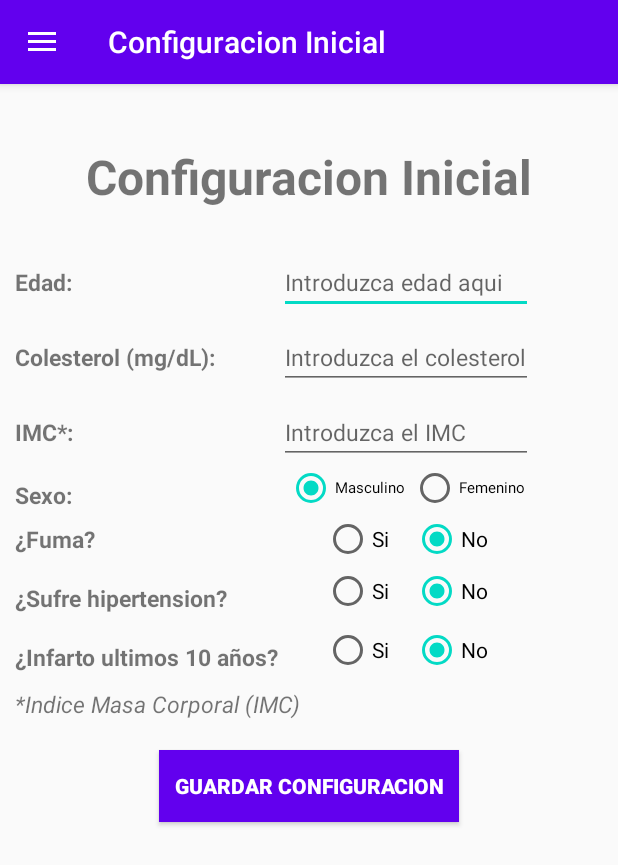
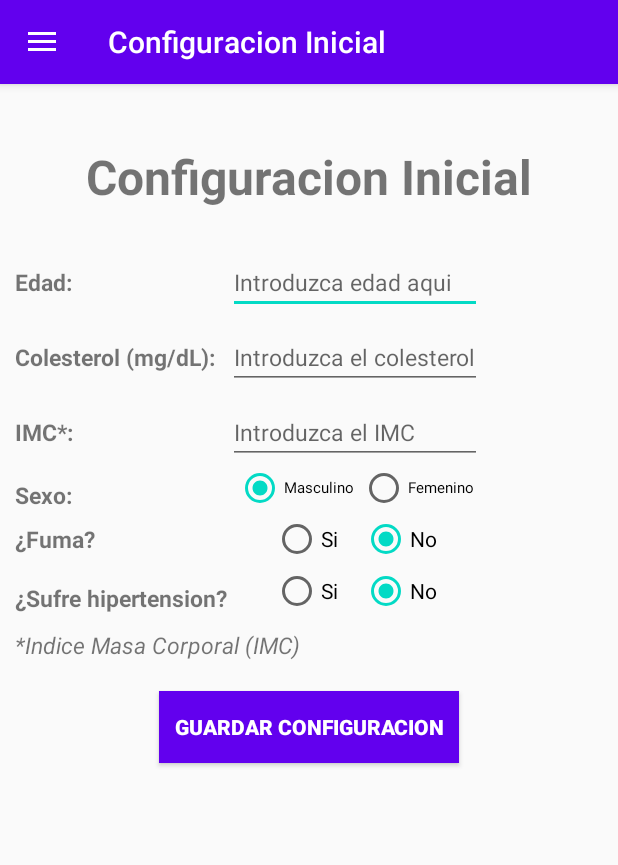
Before and after one commit to manuelmf97/GeocardioBand, an Android app: the screen it shows after launch (MainActivity), in the side drawer, after a tap on "Configuracion Inicial", on a phone screen of 412 x 824 dp. Shown: the top 865 px of the screen. Run offline under Robolectric (Android 15) with nearby library versions, the phone set to English and light mode, and no system bars; our stand-ins replace Room's generated code, navigation-ui; 2 statements that could not run were skipped.

Commit message:
Removing CHD and Adding Pop Up Manuel

```diff
--- a/app/build.gradle
+++ b/app/build.gradle
@@ -18,6 +18,10 @@ android {
             annotationProcessorOptions {
                 arguments = ["room.schemaLocation":"$projectDir/schemas".toString()]
             }
+        }
+
+        lintOptions {
+            abortOnError false
         }
 
     }
@@ -43,6 +47,7 @@ dependencies {
     implementation 'androidx.lifecycle:lifecycle-extensions:2.2.0'
     implementation "androidx.recyclerview:recyclerview:1.1.0"
     implementation "androidx.recyclerview:recyclerview-selection:1.1.0-rc01"
+    implementation 'com.android.support:cardview-v7:28.0.0'
     testImplementation 'junit:junit:4.12'
     androidTestImplementation 'androidx.test.ext:junit:1.1.1'
     androidTestImplementation 'androidx.test.espresso:espresso-core:3.2.0'
--- a/app/src/main/java/com/example/geocardioband/MainActivity.java
+++ b/app/src/main/java/com/example/geocardioband/MainActivity.java
@@ -20,13 +20,17 @@ public class MainActivity extends AppCompatActivity {
     @Override
     protected void onCreate(Bundle savedInstanceState) {
         super.onCreate(savedInstanceState);
+        //muestra de la vista de la actividad principal que se encarga de cargar el fragment por defecto
         setContentView(R.layout.activity_main);
+        //barra de tareas
         Toolbar toolbar = findViewById(R.id.toolbar);
         setSupportActionBar(toolbar);
 
+        //barra laterar izquierda para navegar por los fragments
         DrawerLayout drawer = findViewById(R.id.drawer_layout);
         NavigationView navigationView = findViewById(R.id.nav_view);
 
+        //indicar que fragments vamos a usar
         mAppBarConfiguration = new AppBarConfiguration.Builder(
                 R.id.nav_prediction, R.id.nav_configuration, R.id.nav_historical)
                 .setDrawerLayout(drawer)
--- a/app/src/main/java/com/example/geocardioband/ui/historical/PredictionAdapter.java
+++ b/app/src/main/java/com/example/geocardioband/ui/historical/PredictionAdapter.java
@@ -14,9 +14,10 @@ import com.example.geocardioband.R;
 
 import java.util.ArrayList;
 
+//Adaptador para listar el historico de prediciones
 public class PredictionAdapter extends RecyclerView.Adapter<PredictionAdapter.PredictionViewHolder>{
 
-    ArrayList<Prediction> predictionList;
+    ArrayList<Prediction> predictionList; //conjunto de predicciones hechas por el usuario
 
     public PredictionAdapter(ArrayList<Prediction> _predictionList) {
         this.predictionList=_predictionList;
@@ -24,6 +25,7 @@ public class PredictionAdapter extends RecyclerView.Adapter<PredictionAdapter.Pr
 
     @Override
     public PredictionViewHolder onCreateViewHolder(ViewGroup parent, int viewType) {
+        //muestra de la vista de una prediccion
         View view= LayoutInflater.from(parent.getContext()).inflate(R.layout.item_historical,null,false);
         return new PredictionViewHolder(view);
     }
@@ -31,6 +33,7 @@ public class PredictionAdapter extends RecyclerView.Adapter<PredictionAdapter.Pr
     @SuppressLint("ResourceType")
     @Override
     public void onBindViewHolder(PredictionViewHolder holder, int position) {
+        //introducir los campos con la informacion de cada una de las predicciones
         holder.txtDate.setText("Fecha: "+ predictionList.get(position).getDate());
         holder.txtPrediction.setText("Prediccion: "+String.valueOf(predictionList.get(position).getProbability())+ "%");
         holder.image.setImageResource(R.drawable.heart);
--- a/app/src/main/java/com/example/geocardioband/ui/historical/PredictionListFragment.java
+++ b/app/src/main/java/com/example/geocardioband/ui/historical/PredictionListFragment.java
@@ -27,10 +27,10 @@ public class PredictionListFragment extends Fragment {
     @Override
     public View onCreateView(LayoutInflater inflater, ViewGroup container,
                              Bundle savedInstanceState) {
-
+        //muestra de la vista del historico de preddicciones
         View root = inflater.inflate(R.layout.fragment_historical, container, false);
-        predictionList = new ArrayList<>();
-        recyclerPredictions = root.findViewById(R.id.idReciclerView);
+        predictionList = new ArrayList<>();//lista de predicciones
+        recyclerPredictions = root.findViewById(R.id.idReciclerView);//reciclerView de predicciones
         recyclerPredictions.setLayoutManager(new LinearLayoutManager(getContext()));
         setData();
         PredictionAdapter adapter = new PredictionAdapter(predictionList);
--- a/app/src/main/java/com/example/geocardioband/ui/prediction/PredictionFragment.java
+++ b/app/src/main/java/com/example/geocardioband/ui/prediction/PredictionFragment.java
@@ -30,7 +30,7 @@ import retrofit2.Call;
 import retrofit2.Callback;
 import retrofit2.Response;
 
-public class PredictionFragment extends Fragment implements Callback<PredictResponse> {
+public class PredictionFragment extends Fragment implements Callback<PredictResponse>, heartRatePopUp.heartRateListener {
 
     private AppDatabase db;
     private TextView predictionTextView;    // Declarada aquí para que la actualice el onResponse tras la peticion
@@ -38,6 +38,7 @@ public class PredictionFragment extends Fragment implements Callback<PredictResp
     public View onCreateView(@NonNull LayoutInflater inflater,
                              ViewGroup container, Bundle savedInstanceState) {
 
+        //Muestra del fragment de predicciones
         View root = inflater.inflate(R.layout.fragment_prediction, container, false);
         final Button predictionButton = (Button)root.findViewById(R.id.prediction_button);
         predictionTextView = (TextView) root.findViewById(R.id.predictionText);
@@ -46,16 +47,23 @@ public class PredictionFragment extends Fragment implements Callback<PredictResp
         // Instanciar DB
         db = Room.databaseBuilder(context.getApplicationContext(), AppDatabase.class, "geocardioband").allowMainThreadQueries().build();
 
-        // TODO Mocked HeartRate
-        final Double heartRate = 70.0;
-
+       //boton que lanza el pop up para introducir el ritmo cardiaco
        predictionButton.setOnClickListener(new View.OnClickListener() {
             public void onClick(View v) {
-                //Llamada al builder de peticion
-                makeRequest(context, heartRate);
+                heartRatePopUp popUpClass = new heartRatePopUp();
+                //necesitamos mandar el fragment al pop up para que este pueda retornar el ritmo cardiaco
+                popUpClass.showPopupWindow(v, PredictionFragment.this);
             }
         });
+
         return root;
+    }
+
+
+    //listener que recibe la informacion de ritmo cardiaco del pop up
+    public void sendHeartRate(String heartRate) {
+        //Llamada al builder de peticion
+        makeRequest(this.getContext(), Double.valueOf(heartRate));
     }
 
     /**
--- a/app/src/main/res/layout/fragment_configuration.xml
+++ b/app/src/main/res/layout/fragment_configuration.xml
@@ -180,41 +180,6 @@
                     android:text="No" />
             </RadioGroup>
         </TableRow>
-
-        <TableRow android:layout_marginTop="8dp">
-
-            <TextView
-                android:id="@+id/chd_configuration_fragment"
-                android:layout_width="match_parent"
-                android:layout_height="wrap_content"
-                android:layout_marginTop="10dp"
-                android:text="¿Infarto ultimos 10 años?"
-                android:textSize="15dp"
-                android:textStyle="bold" />
-
-            <RadioGroup xmlns:android="http://schemas.android.com/apk/res/android"
-                android:id="@+id/chd_options"
-                android:layout_width="match_parent"
-                android:layout_height="match_parent"
-                android:gravity="center"
-                android:orientation="horizontal">
-
-                <RadioButton
-                    android:id="@+id/radio_yes_chd"
-                    android:layout_width="wrap_content"
-                    android:layout_height="wrap_content"
-                    android:layout_marginRight="16dp"
-                    android:checked="false"
-                    android:text="Si" />
-
-                <RadioButton
-                    android:id="@+id/radio_no_chd"
-                    android:layout_width="wrap_content"
-                    android:layout_height="wrap_content"
-                    android:checked="true"
-                    android:text="No" />
-            </RadioGroup>
-        </TableRow>
     </TableLayout>
 
     <TextView
```
Also changed, not shown: app/src/main/java/com/example/geocardioband/ui/configuration/ConfigurationFragment.java (+7 -9 lines).
